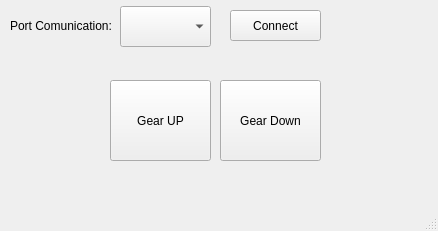
The window that mainwindow.ui (victordeveloperbr/ProjectLandingGearGUIQt) describes before a commit, drawn with Qt 5.
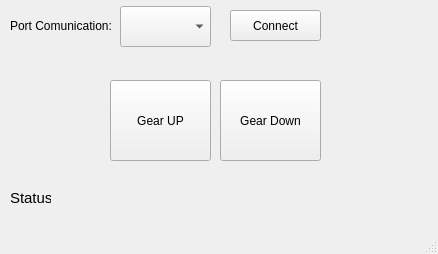
The same window after the commit.

```diff
--- a/mainwindow.ui
+++ b/mainwindow.ui
@@ -7,7 +7,7 @@
     <x>0</x>
     <y>0</y>
     <width>438</width>
-    <height>231</height>
+    <height>254</height>
    </rect>
   </property>
   <property name="windowTitle">
@@ -82,6 +82,37 @@
      </font>
     </property>
    </widget>
+   <widget class="QLabel" name="label_2">
+    <property name="geometry">
+     <rect>
+      <x>10</x>
+      <y>190</y>
+      <width>41</width>
+      <height>16</height>
+     </rect>
+    </property>
+    <property name="font">
+     <font>
+      <pointsize>11</pointsize>
+     </font>
+    </property>
+    <property name="text">
+     <string>Status</string>
+    </property>
+   </widget>
+   <widget class="QLabel" name="lblStatus">
+    <property name="geometry">
+     <rect>
+      <x>60</x>
+      <y>190</y>
+      <width>361</width>
+      <height>16</height>
+     </rect>
+    </property>
+    <property name="text">
+     <string/>
+    </property>
+   </widget>
   </widget>
   <widget class="QMenuBar" name="menubar">
    <property name="geometry">
```
Left out of the diff: 6 changed lines with no effect on the pictures.
